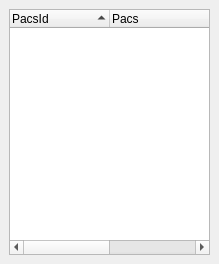
The window that starviewer/src/inputoutput/qpacslistbase.ui (starviewer-medical/starviewer) describes before a commit, drawn with Qt 5.
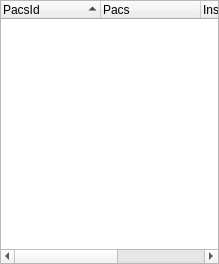
The same window after the commit.

What changed in the file:
```diff
--- a/starviewer/src/inputoutput/qpacslistbase.ui
+++ b/starviewer/src/inputoutput/qpacslistbase.ui
@@ -12,12 +12,12 @@
   <property name="windowTitle" >
    <string>Form1</string>
   </property>
-  <layout class="QGridLayout" >
-   <property name="margin" >
-    <number>9</number>
+  <layout class="QGridLayout">
+   <property name="margin">
+    <number>0</number>
    </property>
-   <property name="spacing" >
-    <number>6</number>
+   <property name="spacing">
+    <number>0</number>
    </property>
    <item row="0" column="0" >
     <widget class="QTreeWidget" name="m_PacsTreeView" >
@@ -124,7 +124,7 @@
    </item>
   </layout>
  </widget>
- <layoutdefault spacing="6" margin="11" />
+ <layoutdefault spacing="6" margin="11"/>
  <resources/>
  <connections/>
 </ui>
```
Left out of the diff: 69 changed lines with no effect on the pictures.
